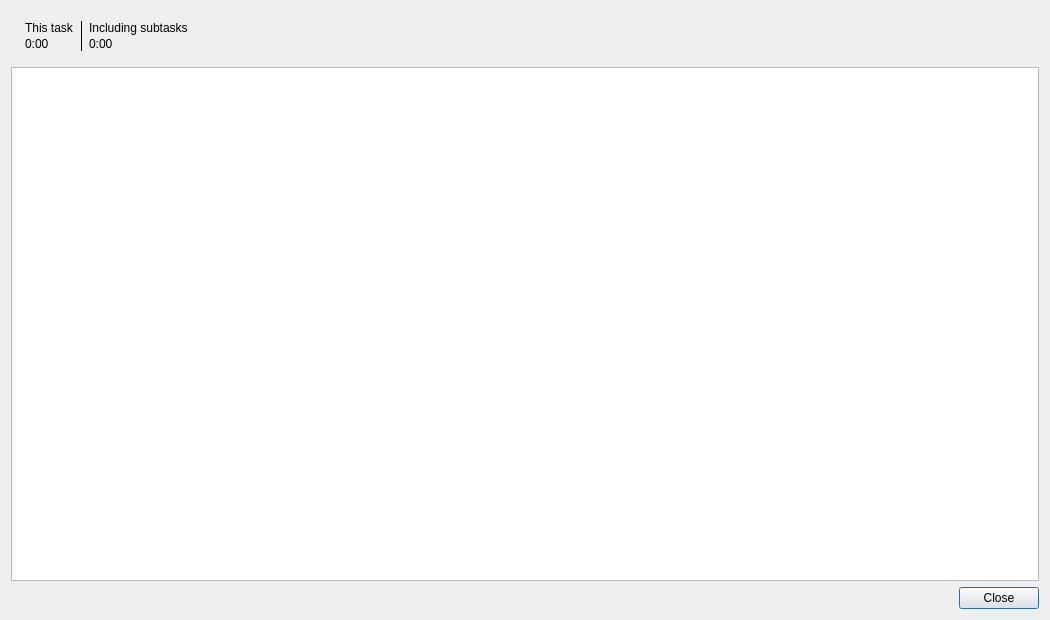
Old version of the form src/dialogs/historydialog.ui in the repository e-dimensionz/ktimetracker.
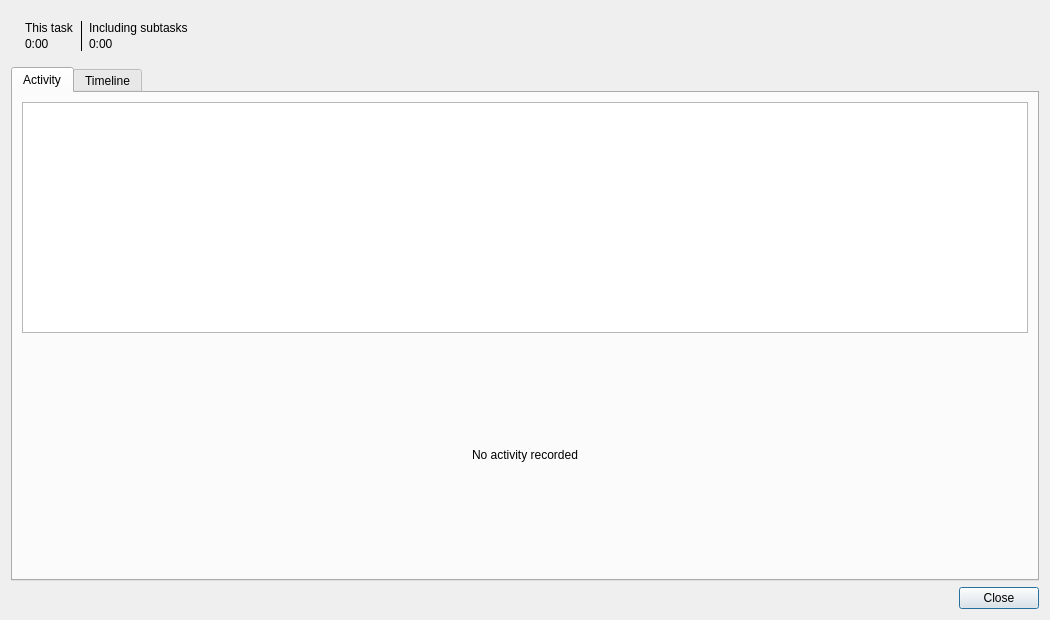
New version of the form.

Diff of the .ui file:
```diff
--- a/src/dialogs/historydialog.ui
+++ b/src/dialogs/historydialog.ui
@@ -120,8 +120,62 @@
         </widget>
      </item>
      <item>
-    <widget class="QTableWidget" name="historytablewidget"/>
-   </item>
+      <widget class="QTabWidget" name="activityTabs">
+       <property name="currentIndex">
+        <number>0</number>
+       </property>
+       <widget class="QWidget" name="activityPage">
+        <attribute name="title">
+         <string>Activity</string>
+        </attribute>
+        <layout class="QVBoxLayout" name="activityPageLayout">
+         <item>
+          <widget class="QTableWidget" name="historytablewidget"/>
+         </item>
+         <item>
+          <widget class="QLabel" name="activityEmptyState">
+           <property name="sizePolicy">
+            <sizepolicy hsizetype="Expanding" vsizetype="Expanding">
+             <horstretch>0</horstretch>
+             <verstretch>0</verstretch>
+            </sizepolicy>
+           </property>
+           <property name="text">
+            <string>No activity recorded</string>
+           </property>
+           <property name="alignment">
+            <set>Qt::AlignCenter</set>
+           </property>
+          </widget>
+         </item>
+        </layout>
+       </widget>
+       <widget class="QWidget" name="timelinePage">
+        <attribute name="title">
+         <string>Timeline</string>
+        </attribute>
+        <layout class="QVBoxLayout" name="timelinePageLayout">
+         <item>
+          <widget class="QScrollArea" name="timelineScrollArea">
+           <property name="widgetResizable">
+            <bool>true</bool>
+           </property>
+           <widget class="QWidget" name="timelineContainer">
+            <property name="geometry">
+             <rect>
+              <x>0</x>
+              <y>0</y>
+              <width>620</width>
+              <height>220</height>
+             </rect>
+            </property>
+           </widget>
+          </widget>
+         </item>
+        </layout>
+       </widget>
+      </widget>
+     </item>
      <item>
     <widget class="QDialogButtonBox" name="buttonbox">
      <property name="standardButtons">
```
